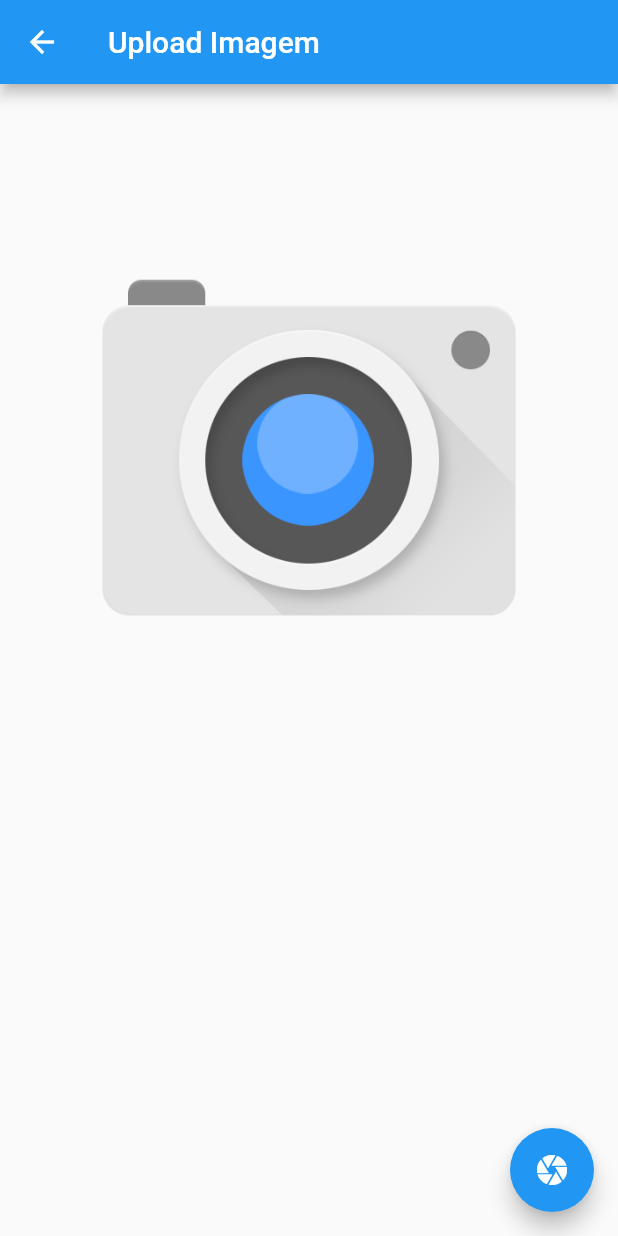
After one commit to BrunoLeonardoRamosRibeiro/strapiapp, a Flutter app: the UploadPage screen opened directly, after a tap on the "camera" icon, on a phone screen of 412 x 824 dp. The commit adds this screen. Run offline on Flutter 3.47's test engine with Material 2 defaults, Android fonts, the phone set to English and light mode, and no system bars; our stand-ins replace get, image_picker, shared_preferences; missing offline and left inert: either_option; accounts and stored records are empty.

Commit message:
Versão 08 de novembro de 2020

```diff
--- a/lib/pages/home_page.dart
+++ b/lib/pages/home_page.dart
@@ -1,7 +1,11 @@
+
+
 import 'package:flutter/material.dart';
 import 'package:get/get.dart';
 import 'package:strapiapp/controllers/home_page_controller.dart';
 import 'package:strapiapp/pages/load_from_web_api_page.dart';
+import 'package:strapiapp/pages/upload_page.dart';
+
 
 class HomePage extends StatelessWidget {
   @override
@@ -25,9 +29,9 @@ class HomePage extends StatelessWidget {
               ),
               SizedBox(height: 16),
               RaisedButton(
-                child: Text('CARREGAR DO SHARED LOCAL'),
+                child: Text('UPLOAD DE IMAGEM'),
                 onPressed: () {
-                  // TODO: ABRIR NOVA PAGE
+                  Get.to(UploadPage());
                 },
               ),
 
@@ -37,4 +41,6 @@ class HomePage extends StatelessWidget {
       ),
     );
   }
+
+
 }
--- /dev/null
+++ b/lib/pages/upload_page.dart
@@ -0,0 +1,98 @@
+import 'dart:io';
+import 'dart:typed_data';
+
+import 'package:flutter/material.dart';
+import 'package:http/http.dart' as http;
+import 'dart:convert';
+import 'package:http_parser/http_parser.dart';
+import 'package:path/path.dart';
+import 'package:async/async.dart';
+import 'package:image_picker/image_picker.dart';
+
+class UploadPage extends StatefulWidget {
+  @override
+  _UploadPageState createState() => _UploadPageState();
+}
+
+class _UploadPageState extends State<UploadPage> {
+  File _image;
+
+  bool upload;
+
+  @override
+  void initState() {
+    // TODO: implement initState
+    super.initState();
+    setState(() {
+      upload = false;
+    });
+  }
+
+  @override
+  Widget build(BuildContext context) {
+    return Scaffold(
+      appBar: AppBar(
+        title: Text('Upload Imagem'),
+      ),
+      body: SingleChildScrollView(
+        child: Center(
+          child: Column(
+            mainAxisAlignment: MainAxisAlignment.center,
+            children: <Widget>[
+              Center(
+                child: Container(
+                  height: 500,
+                  width: 300,
+                  child: _image == null
+                      ? Image.asset(
+                    "assets/images/camera.png",
+                    width: 140,
+                  )
+                      : Image.file(_image),
+                ),
+              ),
+            ],
+          ),
+        ),
+      ),
+      floatingActionButton: FloatingActionButton(
+        onPressed: getImage,
+        tooltip: 'Tirar Foto',
+        child: Icon(Icons.camera),
+      ),
+    );
+  }
+
+  Future getImage() async {
+    var image = await ImagePicker.pickImage(source: ImageSource.camera);
+
+    setState(() {
+      _image = image;
+      // Upload da imagem
+    });
+
+    await uploadImage(image.path, image.readAsBytesSync());
+  }
+
+  Future uploadImage(String imageFilePath,
+      Uint8List imageBytes,) async {
+    String url = "https://superfan-strapi-api.herokuapp.com" + "/upload";
+    PickedFile imageFile = PickedFile(imageFilePath);
+    var stream =
+    new http.ByteStream(DelegatingStream.typed(imageFile.openRead()));
+
+    var uri = Uri.parse(url);
+    int length = imageBytes.length;
+    var request = new http.MultipartRequest("POST", uri);
+    var multipartFile = new http.MultipartFile('files', stream, length,
+        filename: basename(imageFile.path),
+        contentType: MediaType('image', 'png'));
+
+    request.files.add(multipartFile);
+    var response = await request.send();
+    print(response.statusCode);
+    response.stream.transform(utf8.decoder).listen((value) {
+      print(value);
+    });
+  }
+}
--- a/pubspec.yaml
+++ b/pubspec.yaml
@@ -28,11 +28,11 @@ dependencies:
   # Use with the CupertinoIcons class for iOS style icons.
   shared_preferences: ^0.5.12+4
   cached_network_image: ^2.3.3
-  flutter_offline: ^0.3.0
   either_option: ^1.0.6
   path_provider:
   get: ^3.15.0
   http:
+  image_picker: ^0.6.7+12
 
 
 dev_dependencies:
@@ -51,7 +51,8 @@ flutter:
   uses-material-design: true
 
   # To add assets to your application, add an assets section, like this:
-  # assets:
+  assets:
+    - assets/images/
   #   - images/a_dot_burr.jpeg
   #   - images/a_dot_ham.jpeg
 
```
Also changed, not shown: assets/images/camera.png (added), pubspec.lock.
